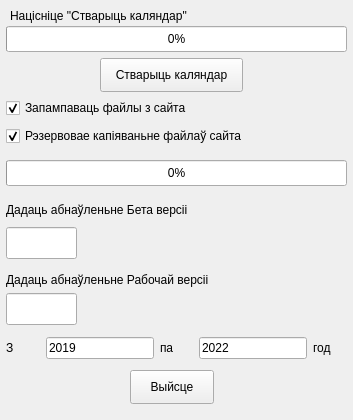
First picture: the form in mainwindow.ui, repository oleg-dydyshko/GrateCaliandarQT, before the edit.
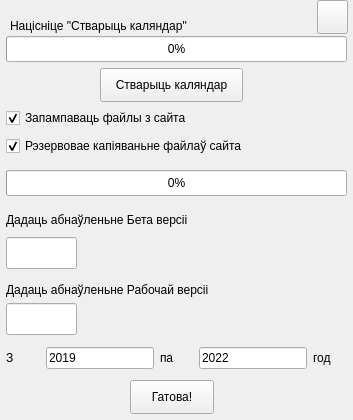
Second picture: the form after the edit. Icons and pictures are not drawn.

```diff
--- a/mainwindow.ui
+++ b/mainwindow.ui
@@ -52,7 +52,7 @@
     <property name="geometry">
      <rect>
       <x>100</x>
-      <y>58</y>
+      <y>68</y>
       <width>143</width>
       <height>34</height>
      </rect>
@@ -71,7 +71,7 @@
     <property name="geometry">
      <rect>
       <x>6</x>
-      <y>97</y>
+      <y>107</y>
       <width>221</width>
       <height>22</height>
      </rect>
@@ -87,7 +87,7 @@
     <property name="geometry">
      <rect>
       <x>6</x>
-      <y>125</y>
+      <y>135</y>
       <width>273</width>
       <height>22</height>
      </rect>
@@ -106,7 +106,7 @@
     <property name="geometry">
      <rect>
       <x>6</x>
-      <y>227</y>
+      <y>237</y>
       <width>71</width>
       <height>32</height>
      </rect>
@@ -122,7 +122,7 @@
     <property name="geometry">
      <rect>
       <x>6</x>
-      <y>293</y>
+      <y>303</y>
       <width>71</width>
       <height>32</height>
      </rect>
@@ -138,7 +138,7 @@
     <property name="geometry">
      <rect>
       <x>6</x>
-      <y>331</y>
+      <y>341</y>
       <width>341</width>
       <height>34</height>
      </rect>
@@ -206,7 +206,7 @@
     <property name="geometry">
      <rect>
       <x>6</x>
-      <y>26</y>
+      <y>36</y>
       <width>341</width>
       <height>26</height>
      </rect>
@@ -231,7 +231,7 @@
     <property name="geometry">
      <rect>
       <x>130</x>
-      <y>370</y>
+      <y>380</y>
       <width>84</width>
       <height>34</height>
      </rect>
@@ -243,7 +243,7 @@
      </sizepolicy>
     </property>
     <property name="text">
-     <string>Выйсце</string>
+     <string>Гатова!</string>
     </property>
    </widget>
    <widget class="QProgressBar" name="progressBar_2">
@@ -253,7 +253,7 @@
     <property name="geometry">
      <rect>
       <x>6</x>
-      <y>160</y>
+      <y>170</y>
       <width>341</width>
       <height>26</height>
      </rect>
@@ -278,7 +278,7 @@
     <property name="geometry">
      <rect>
       <x>10</x>
-      <y>6</y>
+      <y>16</y>
       <width>331</width>
       <height>20</height>
      </rect>
@@ -291,7 +291,7 @@
     <property name="geometry">
      <rect>
       <x>6</x>
-      <y>200</y>
+      <y>210</y>
       <width>331</width>
       <height>20</height>
      </rect>
@@ -304,7 +304,7 @@
     <property name="geometry">
      <rect>
       <x>6</x>
-      <y>270</y>
+      <y>280</y>
       <width>331</width>
       <height>20</height>
      </rect>
@@ -313,6 +313,29 @@
      <string>Дадаць абнаўленьне Рабочай версіі</string>
     </property>
    </widget>
+   <widget class="QPushButton" name="pushButton">
+    <property name="geometry">
+     <rect>
+      <x>317</x>
+      <y>0</y>
+      <width>31</width>
+      <height>34</height>
+     </rect>
+    </property>
+    <property name="text">
+     <string/>
+    </property>
+    <property name="icon">
+     <iconset resource="resources.qrc">
+      <normaloff>:/image/image/settings.png</normaloff>:/image/image/settings.png</iconset>
+    </property>
+    <property name="iconSize">
+     <size>
+      <width>20</width>
+      <height>20</height>
+     </size>
+    </property>
+   </widget>
   </widget>
  </widget>
  <resources>
```
